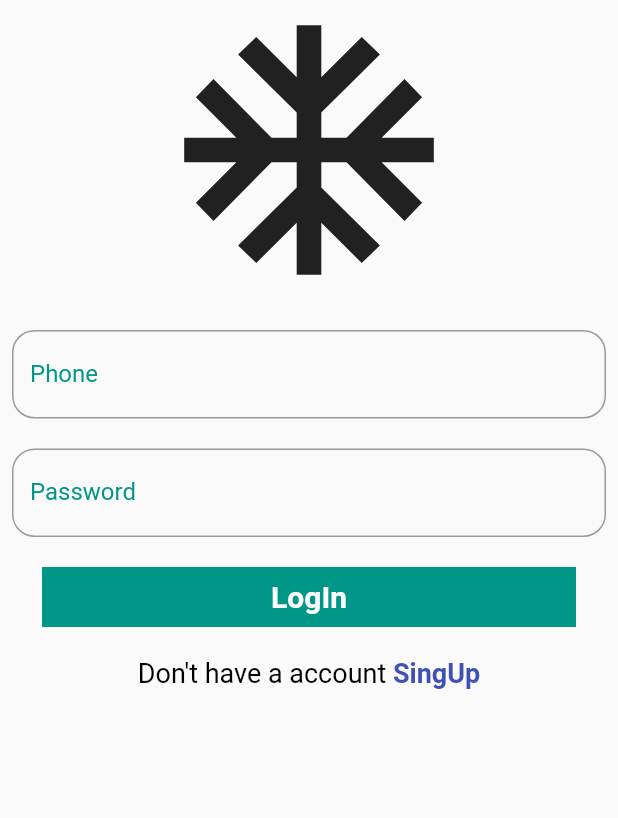
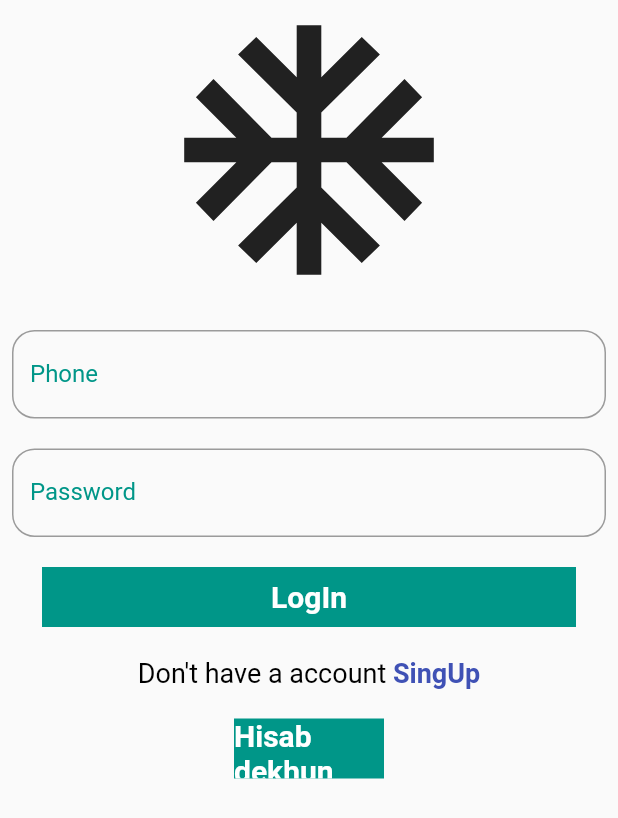
Before and after one commit to imranlaskar/usa_app, a Flutter app: the MemberLoginPage screen opened directly, on a phone screen of 412 x 824 dp. Shown: the top 818 px of the screen. Run offline on Flutter 3.47's test engine with Material 2 defaults, Android fonts, the phone set to English and light mode, and no system bars; our stand-ins replace cloud_firestore, firebase_auth, firebase_core, flutter_slider_drawer, fluttertoast; missing offline and left inert: flutter_phone_direct_caller; accounts and stored records are empty; statements that could not run were skipped.

Commit message:
13-04-22

```diff
--- a/lib/screen/member/member_login.dart
+++ b/lib/screen/member/member_login.dart
@@ -85,6 +85,19 @@ class _MemberLoginPageState extends State<MemberLoginPage> {
                     ),
                   )
                 ],
+              ),
+              SizedBox(height: 20,),
+              InkWell(
+                onTap: (){
+                  Navigator.push(context,
+                  MaterialPageRoute(builder: (context)=>MemberAccountDetails()));
+                },
+                child: CoustomButton(
+                    buttonHight: 40,
+                    buttonWidth: 100,
+                    btnTextColor: Colors.white,
+                    buttonText: "Hisab dekhun"
+                ),
               )
             ],
           ),
```
Also changed, not shown: lib/screen/member/member_account_details.dart (+21 -2 lines).
